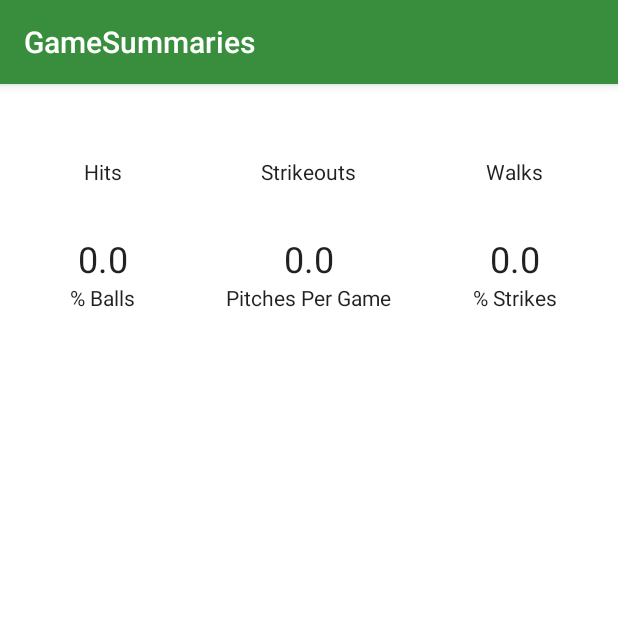
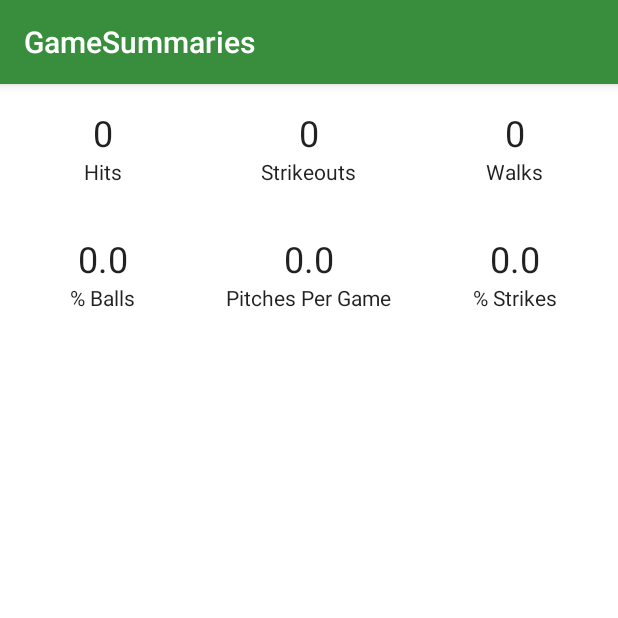
Before and after one commit to akodiakson/Capstone-Project, an Android app: the GameSummaryListActivity screen opened directly, with no data from a screen before it, on a phone screen of 412 x 824 dp, the top half of it. Run offline under Robolectric (Android 15) with nearby library versions, the phone set to English and light mode, and no system bars; 1 statement that could not run was skipped.

Commit message:
-- Show calculated season total stats

```diff
--- a/app/src/main/java/com/akodiakson/pitchcounter/adapter/GameSummaryAdapter.java
+++ b/app/src/main/java/com/akodiakson/pitchcounter/adapter/GameSummaryAdapter.java
@@ -89,7 +89,11 @@ public class GameSummaryAdapter extends RecyclerView.Adapter<RecyclerView.ViewHo
     }
 
     private void bindTotals(SeasonTotalsViewHolder holder, int position) {
-
+        SummaryItemTO summaryItemTO = mValues.get(position);
+        SeasonStatsTO data = (SeasonStatsTO) summaryItemTO.getData();
+        holder.getHitsTotal().setText(String.valueOf(data.getTotalHits()));
+        holder.getStrikeoutsTotal().setText(String.valueOf(data.getTotalStrikeouts()));
+        holder.getWalksTotal().setText(String.valueOf(data.getTotalWalks()));
     }
 
     @Override
```
